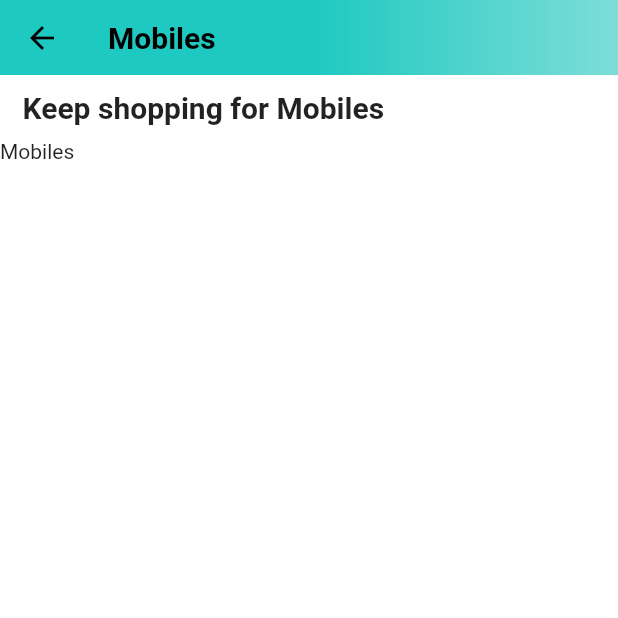
After one commit to johnniembugua/amazon_app, a Flutter app: the HomeScreen screen opened by its route, after a tap on "Mobiles", on a phone screen of 412 x 824 dp, the top half of it. The commit adds this screen. Run offline on Flutter 3.47's test engine with Material 2 defaults, Android fonts, the phone set to English and light mode, and no system bars; our stand-ins replace badges, carousel_slider, dotted_border, file_picker, fluttertoast, shared_preferences; missing offline and left inert: cloudinary_public; accounts and stored records are empty; network calls fail.

Commit message:
top categories

```diff
--- /dev/null
+++ b/lib/features/home/screens/category_deals_screen.dart
@@ -0,0 +1,61 @@
+import 'package:flutter/material.dart';
+
+import '../../../constants/global_variables.dart';
+
+class CategoryDealsScreen extends StatefulWidget {
+  static const String routeName = '/category-deals';
+  const CategoryDealsScreen({Key? key, required this.category})
+      : super(key: key);
+  final String category;
+
+  @override
+  State<CategoryDealsScreen> createState() => _CategoryDealsScreenState();
+}
+
+class _CategoryDealsScreenState extends State<CategoryDealsScreen> {
+  @override
+  Widget build(BuildContext context) {
+    return Scaffold(
+      appBar: PreferredSize(
+          preferredSize: const Size.fromHeight(50),
+          child: AppBar(
+            flexibleSpace: Container(
+              decoration: const BoxDecoration(
+                gradient: GlobalVariables.appBarGradient,
+              ),
+            ),
+            title: Text(
+              widget.category,
+              style: const TextStyle(
+                color: Colors.black,
+                fontWeight: FontWeight.bold,
+              ),
+            ),
+          )),
+      body: Column(
+        children: [
+          Container(
+            padding: const EdgeInsets.symmetric(horizontal: 15, vertical: 10),
+            alignment: Alignment.topLeft,
+            child: Text(
+              'Keep shopping for ${widget.category}',
+              style: TextStyle(fontSize: 20, fontWeight: FontWeight.bold),
+            ),
+          ),
+          SizedBox(
+            height: 170,
+            child: GridView.builder(
+                itemCount: 3,
+                gridDelegate: const SliverGridDelegateWithFixedCrossAxisCount(
+                    crossAxisCount: 1,
+                    childAspectRatio: 1.4,
+                    mainAxisSpacing: 10),
+                itemBuilder: (context, index) {
+                  return Text('${widget.category}');
+                }),
+          ),
+        ],
+      ),
+    );
+  }
+}
--- a/lib/features/home/widgets/top_categories.dart
+++ b/lib/features/home/widgets/top_categories.dart
@@ -1,8 +1,13 @@
 import 'package:amazon_clone/constants/global_variables.dart';
+import 'package:amazon_clone/features/home/screens/category_deals_screen.dart';
 import 'package:flutter/material.dart';
 
 class TopCategories extends StatelessWidget {
   const TopCategories({Key? key}) : super(key: key);
+  void navigateToCategoryPage(BuildContext context, String category) {
+    Navigator.pushNamed(context, CategoryDealsScreen.routeName,
+        arguments: category);
+  }
 
   @override
   Widget build(BuildContext context) {
@@ -13,7 +18,12 @@ class TopCategories extends StatelessWidget {
           itemCount: GlobalVariables.categoryImages.length,
           itemExtent: 75,
           itemBuilder: ((context, index) {
-            return Column(
+            return InkWell(
+              onTap: () => navigateToCategoryPage(
+                context,
+                GlobalVariables.categoryImages[index]['title']!,
+              ),
+              child: Column(
                 children: [
                   Container(
                     padding: const EdgeInsets.symmetric(horizontal: 10),
@@ -35,6 +45,7 @@ class TopCategories extends StatelessWidget {
                     ),
                   )
                 ],
+              ),
             );
           })),
     );
--- a/lib/main.dart
+++ b/lib/main.dart
@@ -3,7 +3,6 @@ import 'package:amazon_clone/constants/global_variables.dart';
 import 'package:amazon_clone/features/admin/screens/admin_screen.dart';
 import 'package:amazon_clone/features/auth/screens/auth_screen.dart';
 import 'package:amazon_clone/features/auth/services/auth_service.dart';
-import 'package:amazon_clone/features/home/screens/home_screen.dart';
 import 'package:amazon_clone/router.dart';
 import 'package:flutter/material.dart';
 import 'package:provider/provider.dart';
--- a/lib/router.dart
+++ b/lib/router.dart
@@ -2,6 +2,7 @@ import 'package:amazon_clone/common/widgets/bottom_bar.dart';
 import 'package:amazon_clone/features/account/screens/account_screen.dart';
 import 'package:amazon_clone/features/admin/screens/add_product.dart';
 import 'package:amazon_clone/features/auth/screens/auth_screen.dart';
+import 'package:amazon_clone/features/home/screens/category_deals_screen.dart';
 import 'package:amazon_clone/features/home/screens/home_screen.dart';
 
 import 'package:flutter/material.dart';
@@ -33,6 +34,15 @@ Route<dynamic> generateRoute(RouteSettings routeSettings) {
         settings: routeSettings,
         builder: (BuildContext context) => AddProductScreen(),
       );
+    case CategoryDealsScreen.routeName:
+      var category = routeSettings.arguments as String;
+      return MaterialPageRoute(
+        settings: routeSettings,
+        builder: (BuildContext context) => CategoryDealsScreen(
+          category: category,
+        ),
+      );
+
     default:
       return MaterialPageRoute(
         settings: routeSettings,
```
Lines whose indentation alone changed are shown as unchanged.
